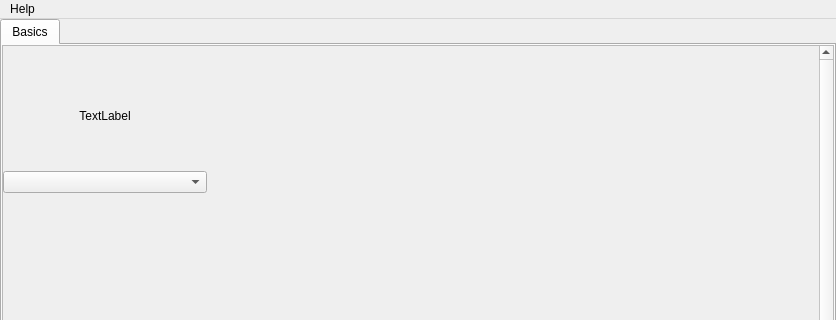
First picture: the form in src/conan_app_launcher/ui/qt/app_grid.ui, repository goszpeti/conan_explorer, before the edit; both pictures show x 0 to 836 and y 0 to 320 of the 836 by 633 pixel window.
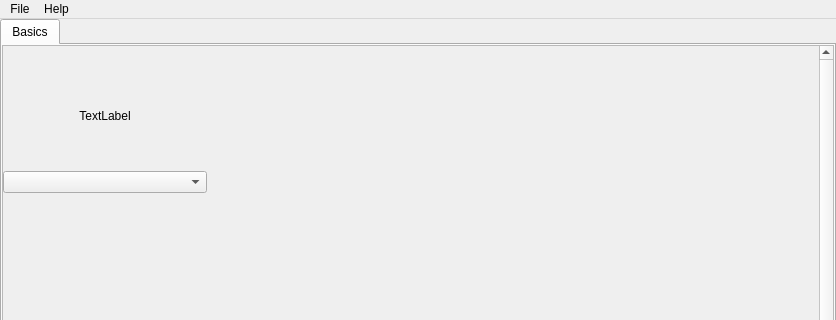
Second picture: the form after the edit. Icons and pictures are not drawn.

```diff
--- a/src/conan_app_launcher/ui/qt/app_grid.ui
+++ b/src/conan_app_launcher/ui/qt/app_grid.ui
@@ -233,6 +233,13 @@
     </property>
     <addaction name="menu_about_action"/>
    </widget>
+   <widget class="QMenu" name="menu_file">
+    <property name="title">
+     <string>File</string>
+    </property>
+    <addaction name="menu_open_config_file_action"/>
+   </widget>
+   <addaction name="menu_file"/>
    <addaction name="menu_help"/>
   </widget>
   <widget class="QStatusBar" name="statusbar"/>
```
Left out of the diff: 19 changed lines with no effect on the pictures.
